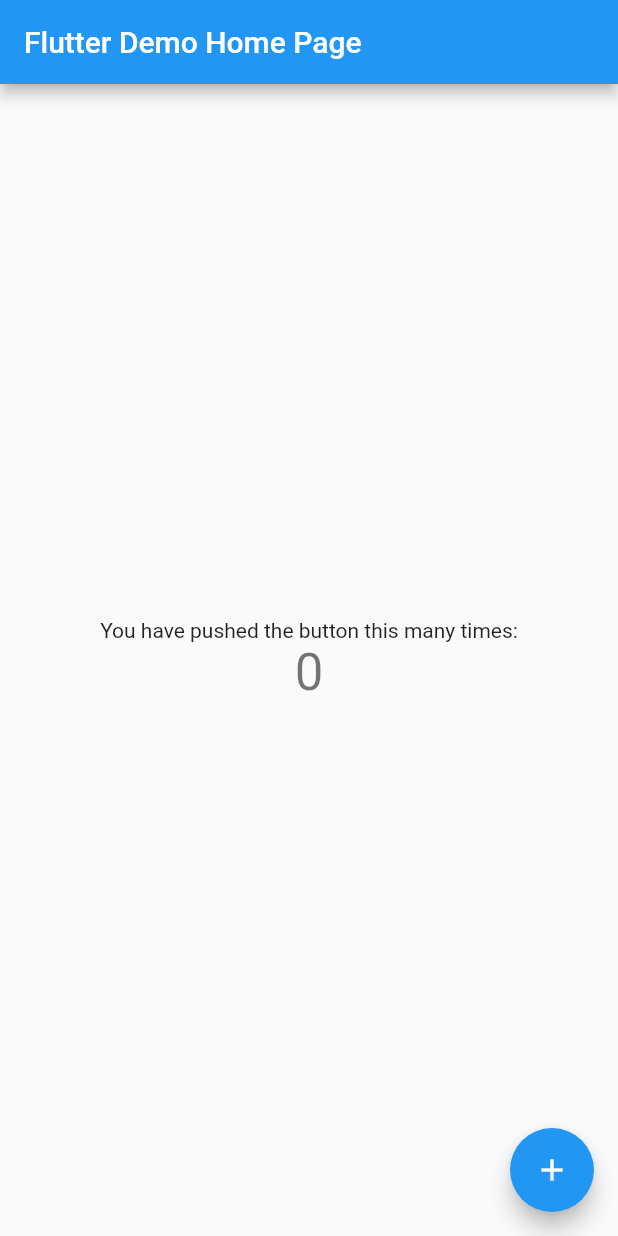
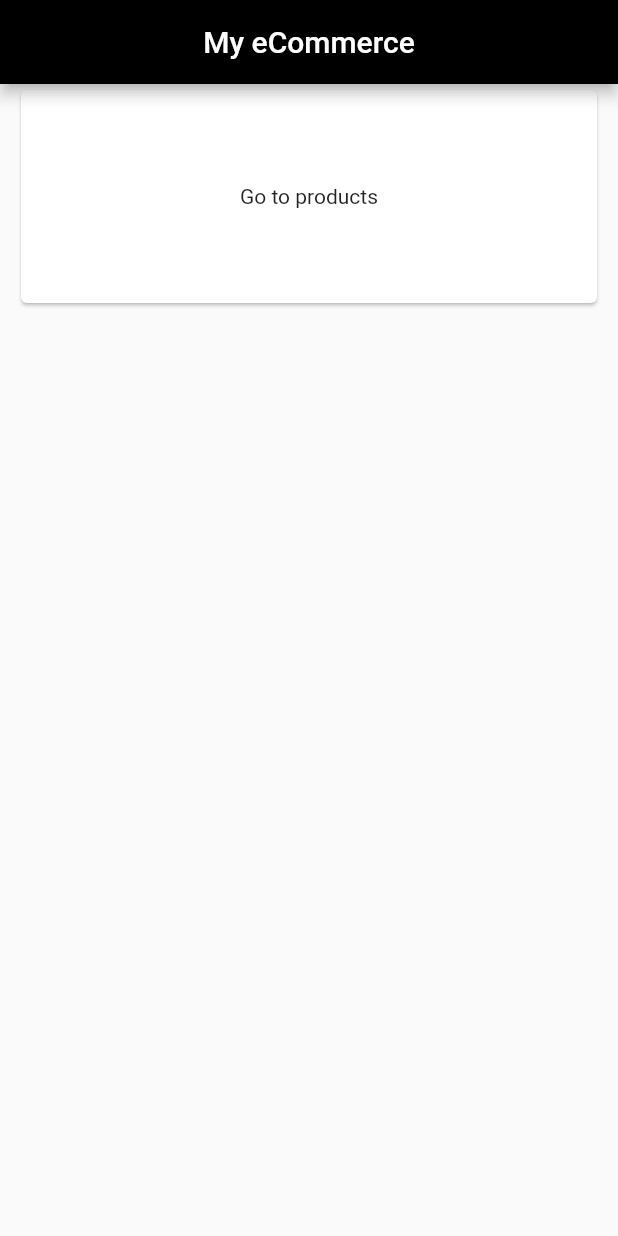
Before and after one commit to ahmed-hady-dev/e_commerce_admin, a Flutter app: the screen it shows after launch, on a phone screen of 412 x 824 dp. Run offline on Flutter 3.47's test engine with Material 2 defaults, Android fonts, the phone set to English and light mode, and no system bars; our stand-ins replace cloud_firestore, equatable, firebase_core, get; accounts and stored records are empty; generated files the repository leaves out were written again.

Commit message:
#02 home screen and product screen with controller added

```diff
--- /dev/null
+++ b/lib/controllers/product_controller.dart
@@ -0,0 +1,18 @@
+import 'package:get/get.dart';
+import 'package:get/get_state_manager/src/simple/get_controllers.dart';
+
+import '../models/product_model.dart';
+
+class ProductController extends GetxController {
+  List<Product> products = Product.products.obs;
+
+  void updateProductPrice(int index, Product product, double value) {
+    product.price = value;
+    products[index] = product;
+  }
+
+  void updateProductQuantity(int index, Product product, int value) {
+    product.quantity = value;
+    products[index] = product;
+  }
+}
--- a/lib/main.dart
+++ b/lib/main.dart
@@ -1,115 +1,37 @@
+import 'package:e_commerce_admin/screens/home_screen.dart';
+import 'package:e_commerce_admin/screens/new_product_screen.dart';
+import 'package:e_commerce_admin/screens/orders_screen.dart';
+import 'package:e_commerce_admin/screens/products_screen.dart';
+import 'package:firebase_core/firebase_core.dart';
 import 'package:flutter/material.dart';
+import 'package:get/get.dart';
 
-void main() {
+import 'firebase_options.dart';
+
+void main() async {
+  WidgetsFlutterBinding.ensureInitialized();
+  //===============================================================
+  await Firebase.initializeApp(options: DefaultFirebaseOptions.currentPlatform);
   runApp(const MyApp());
 }
 
 class MyApp extends StatelessWidget {
   const MyApp({Key? key}) : super(key: key);
 
-  // This widget is the root of your application.
   @override
   Widget build(BuildContext context) {
-    return MaterialApp(
-      title: 'Flutter Demo',
+    return GetMaterialApp(
+      title: 'My Commerce Admin',
+      debugShowCheckedModeBanner: false,
       theme: ThemeData(
-        // This is the theme of your application.
-        //
-        // Try running your application with "flutter run". You'll see the
-        // application has a blue toolbar. Then, without quitting the app, try
-        // changing the primarySwatch below to Colors.green and then invoke
-        // "hot reload" (press "r" in the console where you ran "flutter run",
-        // or simply save your changes to "hot reload" in a Flutter IDE).
-        // Notice that the counter didn't reset back to zero; the application
-        // is not restarted.
         primarySwatch: Colors.blue,
       ),
-      home: const MyHomePage(title: 'Flutter Demo Home Page'),
+      home: const HomeScreen(),
+      getPages: [
+        GetPage(name: '/products', page: () => ProductsScreen()),
+        GetPage(name: '/products/new', page: () => const NewProductScreen()),
+        GetPage(name: '/orders', page: () => const OrdersScreen())
+      ],
     );
   }
 }
-
-class MyHomePage extends StatefulWidget {
-  const MyHomePage({Key? key, required this.title}) : super(key: key);
-
-  // This widget is the home page of your application. It is stateful, meaning
-  // that it has a State object (defined below) that contains fields that affect
-  // how it looks.
-
-  // This class is the configuration for the state. It holds the values (in this
-  // case the title) provided by the parent (in this case the App widget) and
-  // used by the build method of the State. Fields in a Widget subclass are
-  // always marked "final".
-
-  final String title;
-
-  @override
-  State<MyHomePage> createState() => _MyHomePageState();
-}
-
-class _MyHomePageState extends State<MyHomePage> {
-  int _counter = 0;
-
-  void _incrementCounter() {
-    setState(() {
-      // This call to setState tells the Flutter framework that something has
-      // changed in this State, which causes it to rerun the build method below
-      // so that the display can reflect the updated values. If we changed
-      // _counter without calling setState(), then the build method would not be
-      // called again, and so nothing would appear to happen.
-      _counter++;
-    });
-  }
-
-  @override
-  Widget build(BuildContext context) {
-    // This method is rerun every time setState is called, for instance as done
-    // by the _incrementCounter method above.
-    //
-    // The Flutter framework has been optimized to make rerunning build methods
-    // fast, so that you can just rebuild anything that needs updating rather
-    // than having to individually change instances of widgets.
-    return Scaffold(
-      appBar: AppBar(
-        // Here we take the value from the MyHomePage object that was created by
-        // the App.build method, and use it to set our appbar title.
-        title: Text(widget.title),
-      ),
-      body: Center(
-        // Center is a layout widget. It takes a single child and positions it
-        // in the middle of the parent.
-        child: Column(
-          // Column is also a layout widget. It takes a list of children and
-          // arranges them vertically. By default, it sizes itself to fit its
-          // children horizontally, and tries to be as tall as its parent.
-          //
-          // Invoke "debug painting" (press "p" in the console, choose the
-          // "Toggle Debug Paint" action from the Flutter Inspector in Android
-          // Studio, or the "Toggle Debug Paint" command in Visual Studio Code)
-          // to see the wireframe for each widget.
-          //
-          // Column has various properties to control how it sizes itself and
-          // how it positions its children. Here we use mainAxisAlignment to
-          // center the children vertically; the main axis here is the vertical
-          // axis because Columns are vertical (the cross axis would be
-          // horizontal).
-          mainAxisAlignment: MainAxisAlignment.center,
-          children: <Widget>[
-            const Text(
-              'You have pushed the button this many times:',
-            ),
-            Text(
-              '$_counter',
-              style: Theme.of(context).textTheme.headline4,
-            ),
-          ],
-        ),
-      ),
-      floatingActionButton: FloatingActionButton(
-        onPressed: _incrementCounter,
-        tooltip: 'Increment',
-        child: const Icon(Icons.add),
-      ), // This trailing comma makes auto-formatting nicer for build methods.
-    );
-  }
-}
--- /dev/null
+++ b/lib/screens/home_screen.dart
@@ -0,0 +1,38 @@
+import 'package:e_commerce_admin/screens/products_screen.dart';
+import 'package:flutter/material.dart';
+import 'package:get/get.dart';
+import 'package:get/instance_manager.dart';
+
+class HomeScreen extends StatelessWidget {
+  const HomeScreen({Key? key}) : super(key: key);
+
+  @override
+  Widget build(BuildContext context) {
+    return Scaffold(
+      appBar: AppBar(
+        title: const Text('My eCommerce'),
+        centerTitle: true,
+        backgroundColor: Colors.black,
+      ),
+      body: Center(
+          child: Column(
+        crossAxisAlignment: CrossAxisAlignment.center,
+        children: <Widget>[
+          Container(
+            width: double.infinity,
+            height: 150.0,
+            padding: const EdgeInsets.symmetric(horizontal: 10.0),
+            child: InkWell(
+              onTap: () {
+                Get.to(() => ProductsScreen());
+              },
+              child: const Card(
+                child: Center(child: Text('Go to products')),
+              ),
+            ),
+          )
+        ],
+      )),
+    );
+  }
+}
--- a/pubspec.yaml
+++ b/pubspec.yaml
@@ -41,6 +41,7 @@ dependencies:
   cloud_firestore: ^3.1.0
   firebase_storage: ^10.1.0
   image_picker: ^0.8.4+4
+
 dev_dependencies:
   flutter_test:
     sdk: flutter
```
Also changed, not shown: lib/models/product_model.dart (added, +130 -0 lines), lib/screens/new_product_screen.dart (added, +36 -0 lines), lib/screens/orders_screen.dart (added, +14 -0 lines), lib/screens/products_screen.dart (added, +160 -0 lines), 1 other file.
